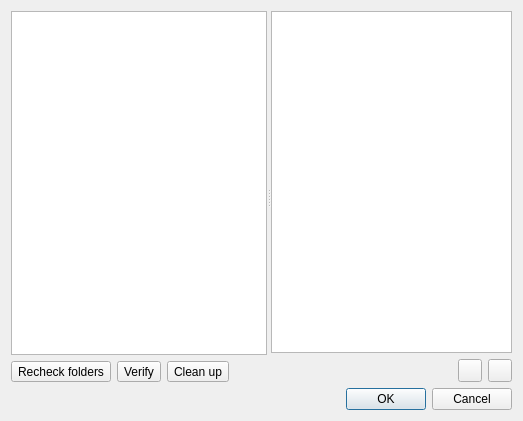
kingnak/GameGenerator, file GGEditor_src/ui/dialogs/ggmediamanagerdialog.ui: the form before one commit.
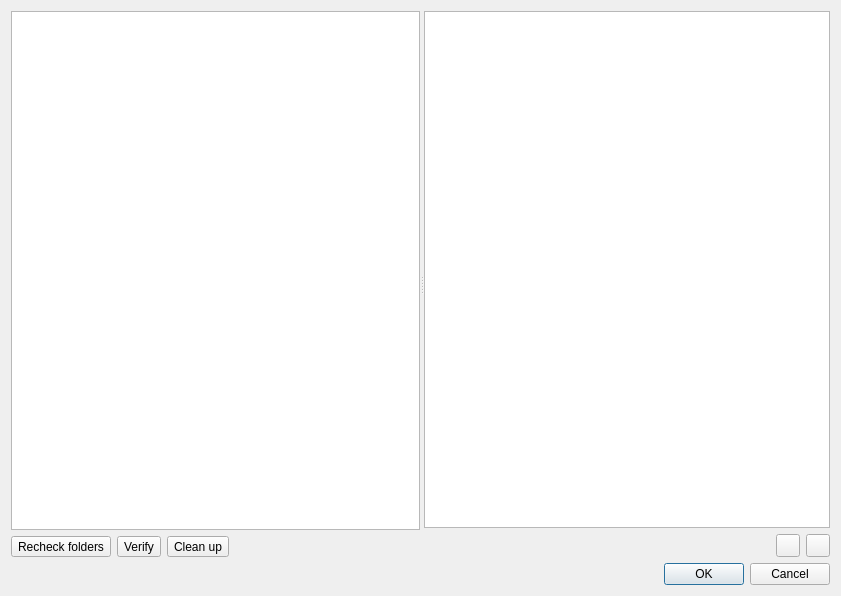
The form after the commit. Icons and pictures are not drawn.

```diff
--- a/GGEditor_src/ui/dialogs/ggmediamanagerdialog.ui
+++ b/GGEditor_src/ui/dialogs/ggmediamanagerdialog.ui
@@ -6,8 +6,8 @@
    <rect>
     <x>0</x>
     <y>0</y>
-    <width>523</width>
-    <height>421</height>
+    <width>841</width>
+    <height>596</height>
    </rect>
   </property>
   <property name="windowTitle">
@@ -32,6 +32,12 @@
            <verstretch>0</verstretch>
           </sizepolicy>
          </property>
+         <property name="minimumSize">
+          <size>
+           <width>150</width>
+           <height>0</height>
+          </size>
+         </property>
         </widget>
        </item>
        <item>
```
Left out of the diff: 25 changed lines with no effect on the pictures.
